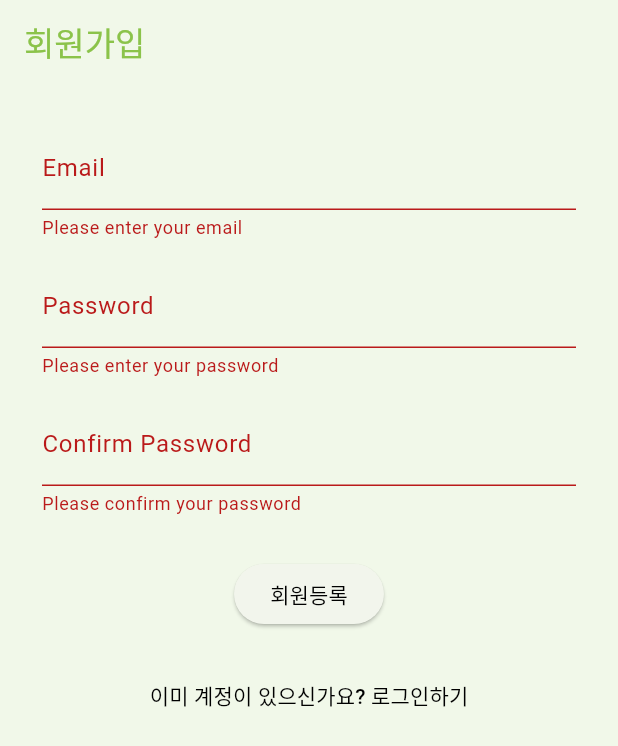
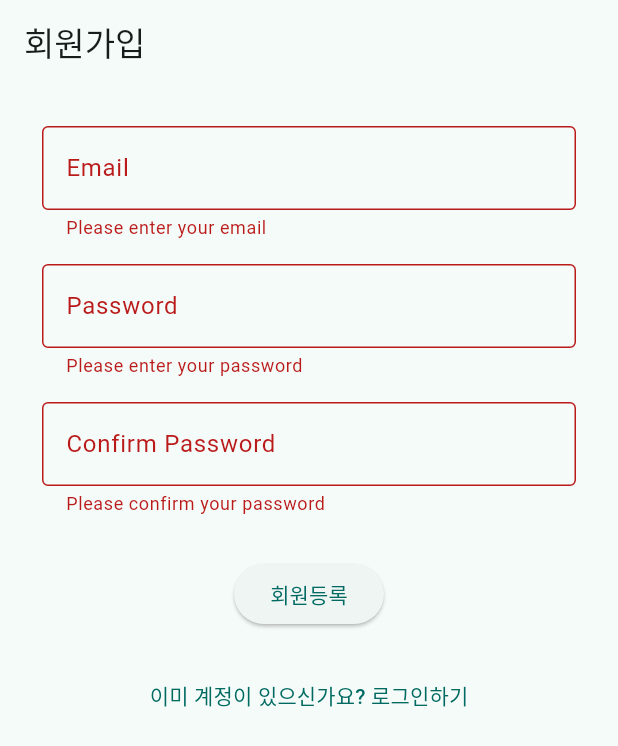
Before and after one commit to yuju-k/chat_tunify, a Flutter app: the screen it shows after launch, after a tap on "회원등록", on a phone screen of 412 x 824 dp. Shown: the top 746 px of the screen. Run offline on Flutter 3.47's test engine with Material 3 defaults, Android fonts, the phone set to English and light mode, and no system bars; our stand-ins replace cloud_firestore, firebase_auth, firebase_core, firebase_database, firebase_storage, firebase_vertexai and 6 more; accounts and stored records are empty.

Commit message:
폼 유효성 검사 메시지 개선 및 텍스트 필드 리팩토링

```diff
--- a/lib/auth/create.dart
+++ b/lib/auth/create.dart
@@ -10,26 +10,28 @@ class CreatePage extends StatefulWidget {
 }
 
 class _CreatePageState extends State<CreatePage> {
-  // Controllers & State
+  // Form controllers and state
   final _formKey = GlobalKey<FormState>();
   final _emailController = TextEditingController();
   final _passwordController = TextEditingController();
   final _confirmPasswordController = TextEditingController();
-  var _isRegistering = false;
+  bool _isRegistering = false;
 
-  // Validation Messages
-  static const _validationMessages = {
+  // Validation messages
+  static const Map<String, String> _validationMessages = {
     'emailEmpty': 'Please enter your email',
     'emailInvalid': 'Please enter a valid email',
     'passwordEmpty': 'Please enter your password',
     'passwordLength': 'Password must be at least 6 characters',
     'confirmEmpty': 'Please confirm your password',
-    'passwordMismatch': 'Passwords do not match'
+    'passwordMismatch': 'Passwords do not match',
   };
 
-  // Form Validation Methods
+  // Validation methods
   String? _validateEmail(String? value) {
-    if (value!.isEmpty) return _validationMessages['emailEmpty'];
+    if (value == null || value.isEmpty) {
+      return _validationMessages['emailEmpty'];
+    }
     if (!RegExp(r'\S+@\S+\.\S+').hasMatch(value)) {
       return _validationMessages['emailInvalid'];
     }
@@ -37,33 +39,32 @@ class _CreatePageState extends State<CreatePage> {
   }
 
   String? _validatePassword(String? value) {
-    if (value!.isEmpty) return _validationMessages['passwordEmpty'];
-    if (value.length < 6) return _validationMessages['passwordLength'];
+    if (value == null || value.isEmpty) {
+      return _validationMessages['passwordEmpty'];
+    }
+    if (value.length < 6) {
+      return _validationMessages['passwordLength'];
+    }
     return null;
   }
 
   String? _validateConfirmPassword(String? value) {
-    if (value!.isEmpty) return _validationMessages['confirmEmpty'];
-    if (_passwordController.text != value) {
+    if (value == null || value.isEmpty) {
+      return _validationMessages['confirmEmpty'];
+    }
+    if (value != _passwordController.text) {
       return _validationMessages['passwordMismatch'];
     }
     return null;
   }
 
-  // Register Logic
+  // Registration logic
   void _register() {
-    if (!_formKey.currentState!.validate()) return;
-
-    if (_passwordController.text != _confirmPasswordController.text) {
-      ScaffoldMessenger.of(context).showSnackBar(
-        SnackBar(content:
-        Text(_validationMessages['passwordMismatch']!)),
-      );
-      return;
-    }
+    if (_formKey.currentState?.validate() != true) return;
 
     setState(() => _isRegistering = true);
     Navigator.pushNamed(context, '/create_profile');
+
     BlocProvider.of<AuthenticationBloc>(context).add(
       SignUpRequested(
         email: _emailController.text,
@@ -73,57 +74,54 @@ class _CreatePageState extends State<CreatePage> {
   }
 
   // UI Components
-  Widget _buildEmailField() => Padding(
+  Widget _buildTextField({
+    required TextEditingController controller,
+    required String label,
+    required String? Function(String?) validator,
+    bool obscureText = false,
+  }) {
+    return Padding(
       padding: const EdgeInsets.all(8.0),
       child: TextFormField(
-      controller: _emailController,
-      decoration: const InputDecoration(labelText: 'Email'),
-      validator: _validateEmail,
+        controller: controller,
+        obscureText: obscureText,
+        decoration: InputDecoration(
+          labelText: label,
+          border: const OutlineInputBorder(),
+        ),
+        validator: validator,
       ),
     );
+  }
 
-  Widget _buildPasswordField() => Padding(
-    padding: const EdgeInsets.all(8.0),
-    child: TextFormField(
-      controller: _passwordController,
-      obscureText: true,
-      decoration: const InputDecoration(labelText: 'Password'),
-      validator: _validatePassword,
-    ),
-  );
-
-  Widget _buildConfirmPasswordField() => Padding(
-    padding: const EdgeInsets.all(8.0),
-    child: TextFormField(
-      controller: _confirmPasswordController,
-      obscureText: true,
-      decoration: const InputDecoration(labelText: 'Confirm Password'),
-      validator: _validateConfirmPassword,
-    ),
-  );
-
-  Widget _buildRegisterButton() => ElevatedButton(
+  Widget _buildRegisterButton() {
+    return ElevatedButton(
       onPressed: _isRegistering ? null : _register,
       child: const Text('회원등록'),
     );
+  }
 
-  Widget _buildLoginButton() => TextButton(
+  Widget _buildLoginButton() {
+    return TextButton(
       onPressed: () => Navigator.pushNamed(context, '/login'),
       child: const Text('이미 계정이 있으신가요? 로그인하기'),
     );
+  }
 
-  Widget _buildLoadingIndicator() => BlocBuilder<AuthenticationBloc, AuthenticationState>(
-    builder: (context, state) => state is AuthenticationLoading
+  Widget _buildLoadingIndicator() {
+    return BlocBuilder<AuthenticationBloc, AuthenticationState>(
+      builder: (context, state) {
+        return state is AuthenticationLoading
             ? const CircularProgressIndicator()
-        : Container(),
+            : const SizedBox.shrink();
+      },
     );
+  }
 
   @override
   Widget build(BuildContext context) {
     return Scaffold(
-      appBar: AppBar(
-          title: const Text('회원가입', style: TextStyle(color: Colors.lightGreen)),
-      ),
+      appBar: AppBar(title: const Text('회원가입')),
       body: BlocListener<AuthenticationBloc, AuthenticationState>(
         listener: (context, state) {
           if (state is AuthenticationFailure) {
@@ -131,7 +129,6 @@ class _CreatePageState extends State<CreatePage> {
               SnackBar(content: Text(state.message)),
             );
           }
-
           if (state is! AuthenticationLoading) {
             setState(() => _isRegistering = false);
           }
@@ -143,9 +140,23 @@ class _CreatePageState extends State<CreatePage> {
             child: Column(
               mainAxisAlignment: MainAxisAlignment.center,
               children: [
-                _buildEmailField(),
-                _buildPasswordField(),
-                _buildConfirmPasswordField(),
+                _buildTextField(
+                  controller: _emailController,
+                  label: 'Email',
+                  validator: _validateEmail,
+                ),
+                _buildTextField(
+                  controller: _passwordController,
+                  label: 'Password',
+                  validator: _validatePassword,
+                  obscureText: true,
+                ),
+                _buildTextField(
+                  controller: _confirmPasswordController,
+                  label: 'Confirm Password',
+                  validator: _validateConfirmPassword,
+                  obscureText: true,
+                ),
                 const SizedBox(height: 20),
                 _buildRegisterButton(),
                 const SizedBox(height: 20),
--- a/lib/main.dart
+++ b/lib/main.dart
@@ -103,18 +103,14 @@ class MyApp extends StatelessWidget {
           child: MaterialApp(
             title: 'MoodWave',
             theme: ThemeData(
-              useMaterial3: true,
-              textTheme:
-                  GoogleFonts.nanumGothicTextTheme(Theme.of(context).textTheme),
-              colorScheme: ColorScheme.fromSeed(
-                seedColor: const Color(0xFFA9ECA2),
-                dynamicSchemeVariant: DynamicSchemeVariant.fidelity,
-                brightness: Brightness.light,
-              ).copyWith(
-                surface: Colors.lightGreen[50],
-                primary: Colors.black,
-              ),
-            ),
+                useMaterial3: true,
+                textTheme: GoogleFonts.nanumGothicTextTheme(
+                    Theme.of(context).textTheme),
+                colorScheme: ColorScheme.fromSeed(
+                  seedColor: const Color.fromARGB(255, 16, 170, 157),
+                  dynamicSchemeVariant: DynamicSchemeVariant.content,
+                  brightness: Brightness.light,
+                )),
             home: homeScreen,
             routes: {
               '/home': (context) => const HomePage(),
```
Lines whose indentation alone changed are shown as unchanged.
